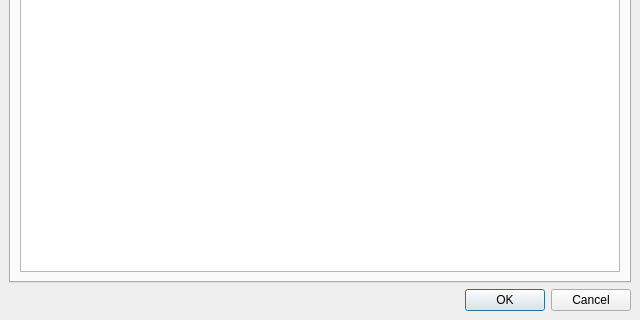
First picture: the form in core/ui/icadminUI.ui, repository mjbonnington/icarus-gps, before the edit; both pictures show x 0 to 640 and y 160 to 480 of the 640 by 480 pixel window.
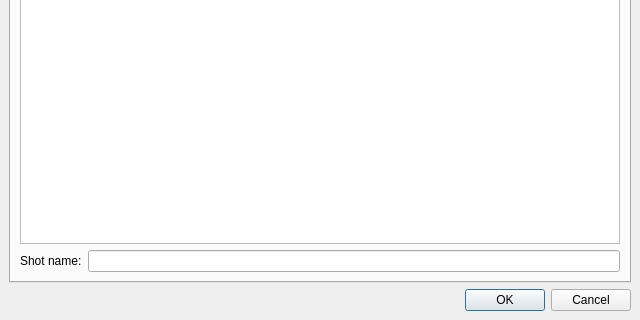
Second picture: the form after the edit. The open tabs and pages were chosen to show the change.

Commit message: some modifications to admin tool (not yet funtional)

```diff
--- a/core/ui/icadminUI.ui
+++ b/core/ui/icadminUI.ui
@@ -74,14 +74,14 @@
         <item>
          <layout class="QHBoxLayout" name="horizontalLayout_2">
           <item>
-           <widget class="QLabel" name="label">
+           <widget class="QLabel" name="path_label">
             <property name="text">
              <string>Path:</string>
             </property>
            </widget>
           </item>
           <item>
-           <widget class="QLineEdit" name="lineEdit"/>
+           <widget class="QLineEdit" name="path_lineEdit"/>
           </item>
           <item>
            <widget class="QPushButton" name="pushButton">
@@ -131,6 +131,20 @@
         <item>
          <widget class="QListWidget" name="listWidget"/>
         </item>
+        <item>
+         <layout class="QFormLayout" name="formLayout">
+          <item row="0" column="0">
+           <widget class="QLabel" name="label">
+            <property name="text">
+             <string>Shot name:</string>
+            </property>
+           </widget>
+          </item>
+          <item row="0" column="1">
+           <widget class="QLineEdit" name="lineEdit"/>
+          </item>
+         </layout>
+        </item>
        </layout>
       </widget>
      </widget>
```
Left out of the diff: 17 changed lines with no effect on the pictures. The commit also changes 2 other files.
